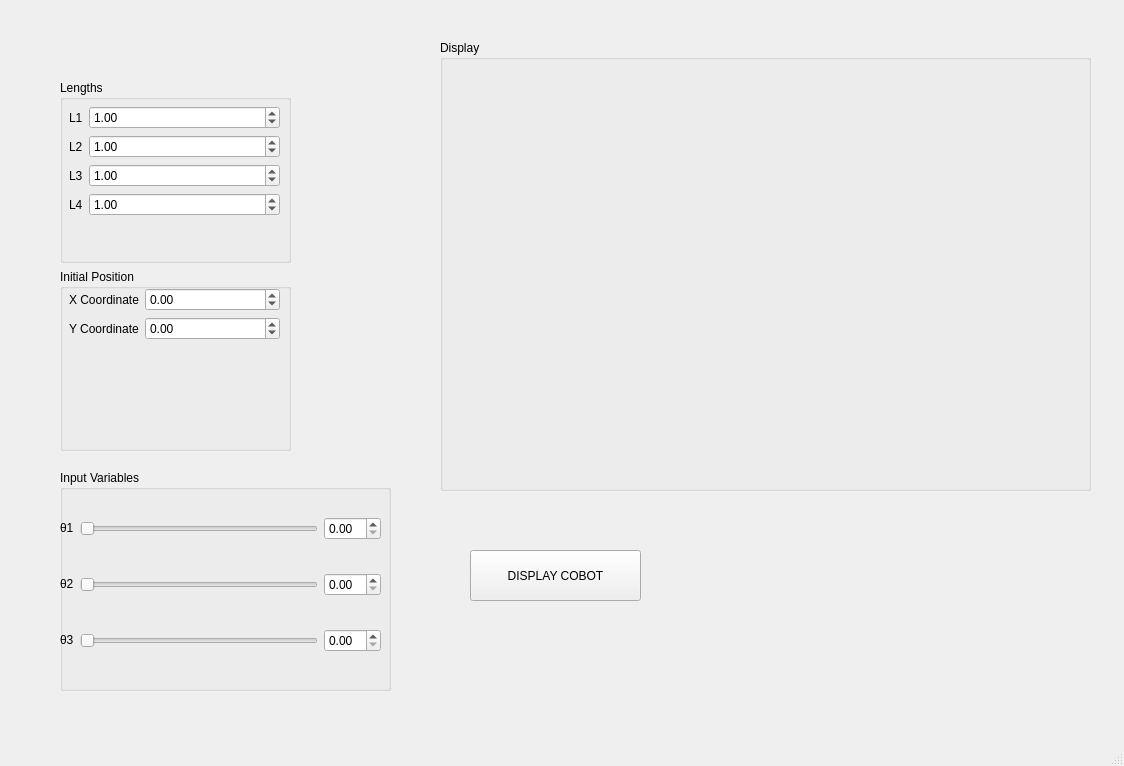
majorlongval/COBOT_DESIGN_QT, file cobot_design_ui.ui: the form before one commit.
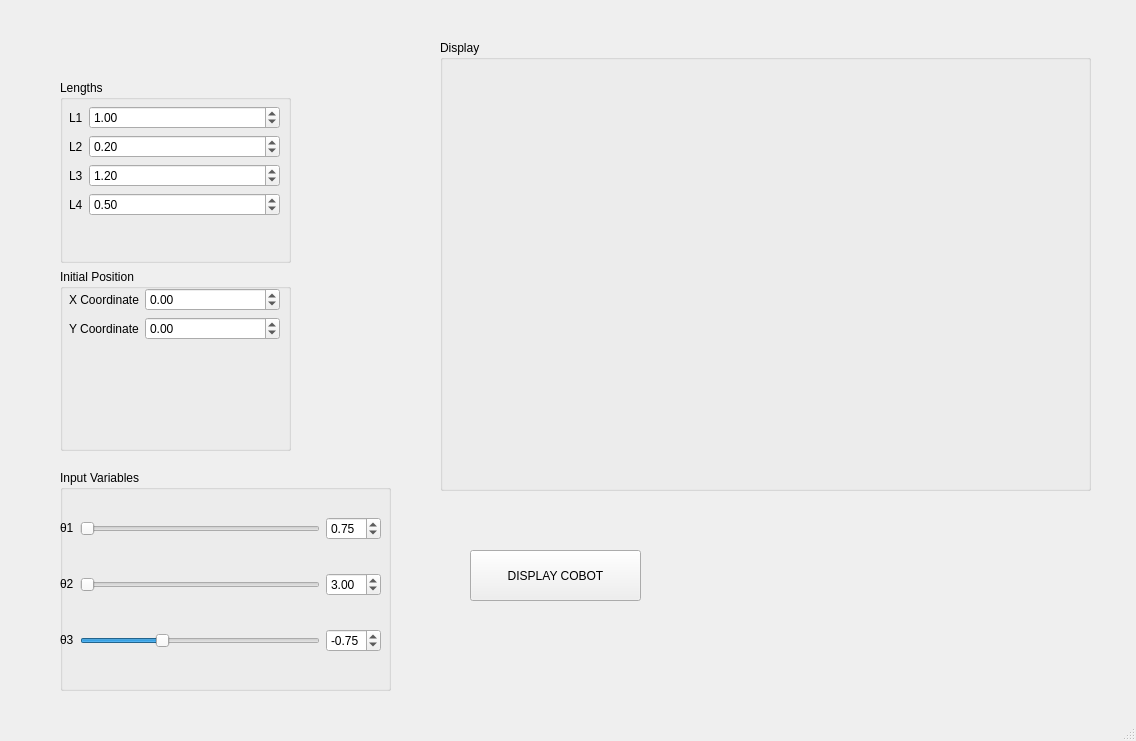
The form after the commit. Custom widgets are drawn as their Qt base class.

Commit message: started writing the PGI and changed the initial values. Some work must still be done so that the slider goes all the way when at the max value

Diff of the .ui file:
```diff
--- a/cobot_design_ui.ui
+++ b/cobot_design_ui.ui
@@ -6,8 +6,8 @@
    <rect>
     <x>0</x>
     <y>0</y>
-    <width>1124</width>
-    <height>766</height>
+    <width>1136</width>
+    <height>741</height>
    </rect>
   </property>
   <property name="windowTitle">
@@ -83,21 +83,27 @@
          <item row="1" column="1">
           <widget class="QDoubleSpinBox" name="L2_Value_Box">
            <property name="value">
-            <double>1.000000000000000</double>
+            <double>0.200000000000000</double>
            </property>
           </widget>
          </item>
          <item row="2" column="1">
           <widget class="QDoubleSpinBox" name="L3_Value_Box">
+           <property name="minimum">
+            <double>-2.000000000000000</double>
+           </property>
+           <property name="singleStep">
+            <double>0.100000000000000</double>
+           </property>
            <property name="value">
-            <double>1.000000000000000</double>
+            <double>1.200000000000000</double>
            </property>
           </widget>
          </item>
          <item row="3" column="1">
           <widget class="QDoubleSpinBox" name="L4_Value_Box">
            <property name="value">
-            <double>1.000000000000000</double>
+            <double>0.500000000000000</double>
            </property>
           </widget>
          </item>
@@ -183,7 +189,20 @@
      </property>
      <layout class="QGridLayout" name="gridLayout">
       <item row="2" column="2">
-       <widget class="QDoubleSpinBox" name="T3_Value_Box"/>
+       <widget class="QDoubleSpinBox" name="T3_Value_Box">
+        <property name="minimum">
+         <double>-2.000000000000000</double>
+        </property>
+        <property name="maximum">
+         <double>2.000000000000000</double>
+        </property>
+        <property name="singleStep">
+         <double>0.100000000000000</double>
+        </property>
+        <property name="value">
+         <double>-0.750000000000000</double>
+        </property>
+       </widget>
       </item>
       <item row="1" column="0">
        <widget class="QLabel" name="label_8">
@@ -200,7 +219,20 @@
        </widget>
       </item>
       <item row="1" column="2">
-       <widget class="QDoubleSpinBox" name="T2_Value_Box"/>
+       <widget class="QDoubleSpinBox" name="T2_Value_Box">
+        <property name="minimum">
+         <double>1.600000000000000</double>
+        </property>
+        <property name="maximum">
+         <double>3.700000000000000</double>
+        </property>
+        <property name="singleStep">
+         <double>0.100000000000000</double>
+        </property>
+        <property name="value">
+         <double>3.000000000000000</double>
+        </property>
+       </widget>
       </item>
       <item row="2" column="0">
        <widget class="QLabel" name="label_9">
@@ -211,13 +243,22 @@
       </item>
       <item row="0" column="2">
        <widget class="QDoubleSpinBox" name="T1_Value_Box">
+        <property name="maximum">
+         <double>2.700000000000000</double>
+        </property>
+        <property name="singleStep">
+         <double>0.100000000000000</double>
+        </property>
         <property name="value">
-         <double>0.000000000000000</double>
+         <double>0.750000000000000</double>
         </property>
        </widget>
       </item>
       <item row="2" column="1">
        <widget class="QSlider" name="T3_Slider">
+        <property name="minimum">
+         <number>-4999</number>
+        </property>
         <property name="maximum">
          <number>9999</number>
         </property>
```
Left out of the diff: 17 changed lines with no effect on the pictures. The commit also changes 1 other file.
